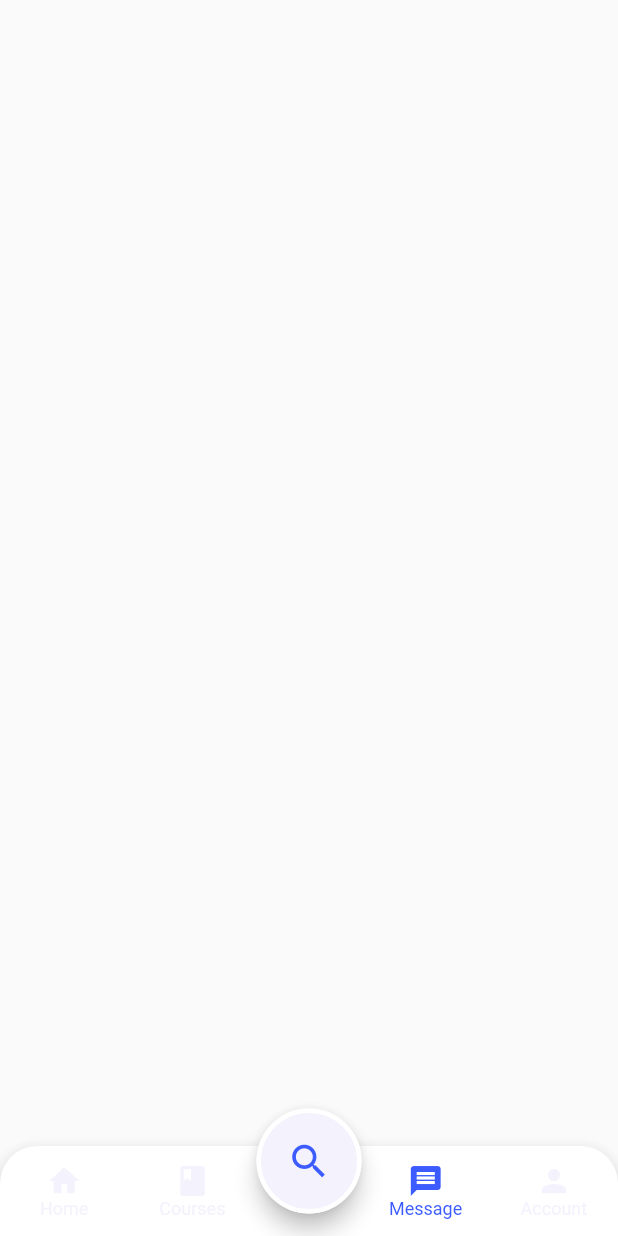
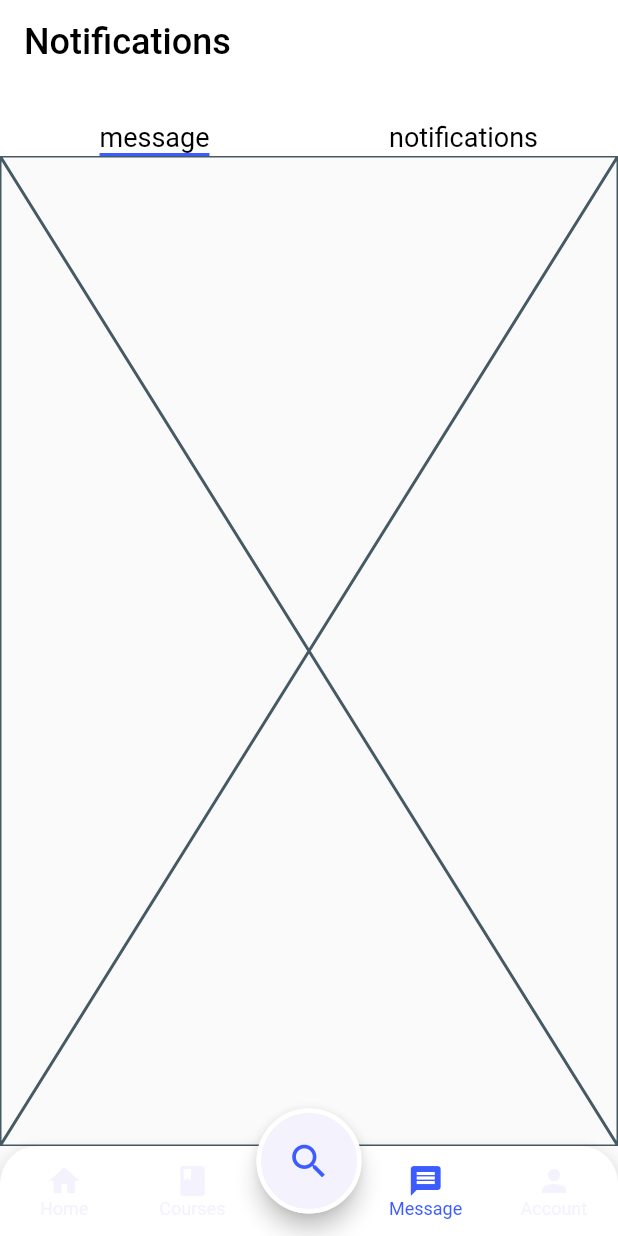
Before and after one commit to Krupal01/online_learning_application, a Flutter app: the MessageScreen screen opened by its route, on a phone screen of 412 x 824 dp. Run offline on Flutter 3.47's test engine with Material 2 defaults, Android fonts, the light colour scheme and no system bars; our stand-ins replace bloc, carousel_slider, flutter_bloc, hexcolor, validators.

Commit message:
ADD : message notification screen

```diff
--- /dev/null
+++ b/lib/screens/message_list_screen.dart
@@ -0,0 +1,10 @@
+import 'package:flutter/material.dart';
+
+class MessageListScreen extends StatelessWidget {
+  const MessageListScreen({Key? key}) : super(key: key);
+
+  @override
+  Widget build(BuildContext context) {
+    return const Placeholder();
+  }
+}
--- a/lib/screens/message_screen.dart
+++ b/lib/screens/message_screen.dart
@@ -1,4 +1,7 @@
 import 'package:flutter/material.dart';
+import 'package:online_learning_application/screens/message_list_screen.dart';
+import 'package:online_learning_application/screens/notification_list_screen.dart';
+import 'package:online_learning_application/widget/utils.dart';
 
 import '../routes.dart';
 import '../widget/bottombar_search_button.dart';
@@ -9,8 +12,41 @@ class MessageScreen extends StatelessWidget {
 
   @override
   Widget build(BuildContext context) {
-    return Scaffold(
-      body: Container(),
+    return DefaultTabController(
+      length: 2,
+      child: Scaffold(
+        appBar: AppBar(
+          automaticallyImplyLeading: false,
+          title: Text(
+            "Notifications",
+            style: blackText24,
+          ),
+          backgroundColor: Colors.white,
+          elevation: 0,
+          bottom: TabBar(
+            indicator: UnderlineTabIndicator(
+              // color for indicator (underline)
+              borderSide: BorderSide(color: Theme.of(context).primaryColor,width: 2),
+            ),
+            indicatorSize: TabBarIndicatorSize.label,
+            tabs: [
+              Text(
+                "message",
+                style: blackText18,
+              ),
+              Text(
+                "notifications",
+                style: blackText18,
+              ),
+            ],
+          ),
+        ),
+        body: TabBarView(
+          children: [
+            MessageListScreen(),
+            NotificationListScreen(),
+          ],
+        ),
         bottomNavigationBar: MainBottomBar(
           selected: 3,
           onItemSelected: (index) {
@@ -21,6 +57,7 @@ class MessageScreen extends StatelessWidget {
         floatingActionButton: BottomSearchButton(
           onSearchPressed: () => Routes.bottomNavigateTo(5, context),
         ),
+      ),
     );
   }
 }
--- /dev/null
+++ b/lib/screens/notification_list_screen.dart
@@ -0,0 +1,18 @@
+import 'package:flutter/material.dart';
+import 'package:online_learning_application/widget/utils.dart';
+
+class NotificationListScreen extends StatelessWidget {
+  const NotificationListScreen({Key? key}) : super(key: key);
+
+  @override
+  Widget build(BuildContext context) {
+    return Column(
+      mainAxisAlignment: MainAxisAlignment.center,
+      crossAxisAlignment: CrossAxisAlignment.center,
+      children: [
+        Image(image: AssetImage("assets/images/No Notifictations.png")),
+        Text("No notification yet", style: blackText16,),
+      ],
+    );
+  }
+}
```
Lines whose indentation alone changed are shown as unchanged.
